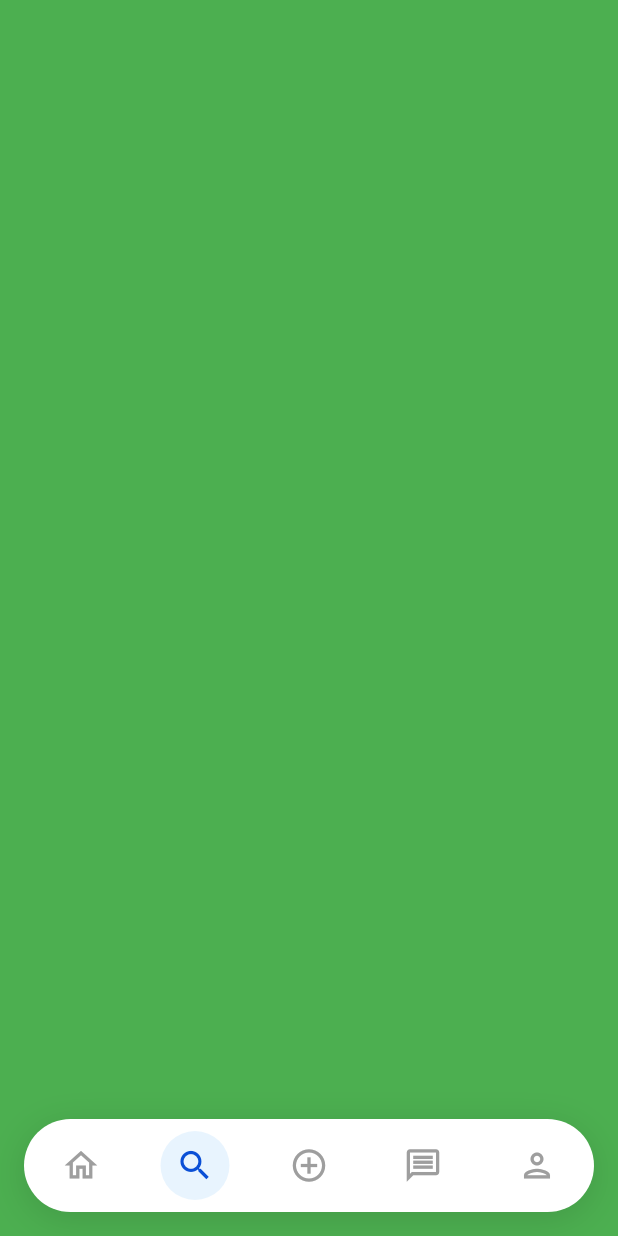
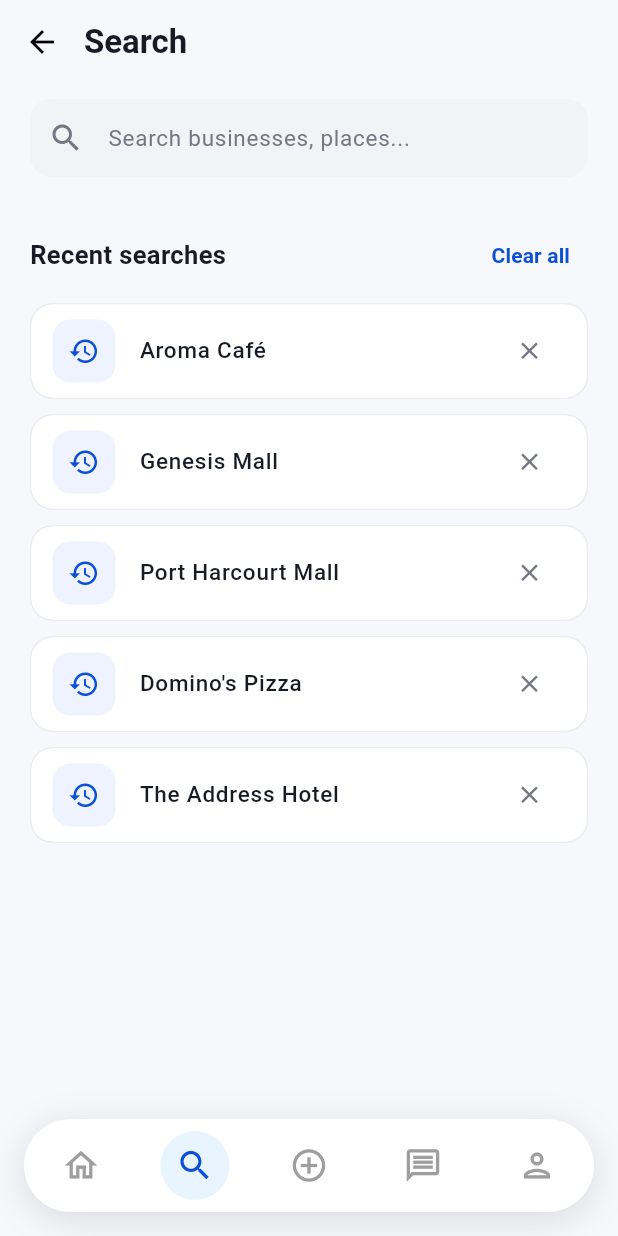
Before and after one commit to Barry3232/locafy, a Flutter app: the NavBarScreen screen opened directly, item 2 of the bottom bar chosen, on a phone screen of 412 x 824 dp. Run offline on Flutter 3.47's test engine with Material 3 defaults, Android fonts, the phone set to English and light mode, and no system bars; our stand-ins replace cloud_firestore, dio, dotted_border, firebase_auth, firebase_core, flutter_map and 7 more; accounts and stored records are empty.

Commit message:
Created the search screen.

```diff
--- a/lib/features/screens/nav_bar.dart
+++ b/lib/features/screens/nav_bar.dart
@@ -3,6 +3,7 @@
 import 'package:locafy/features/screens/message.dart';
 import 'package:locafy/features/screens/profile.dart';
 import 'package:locafy/features/screens/publish.dart';
+import 'package:locafy/features/screens/search_screen.dart';
 
 class NavBarScreen extends StatefulWidget {
   const NavBarScreen({super.key});
@@ -21,7 +22,7 @@
     super.initState();
     _screens = [
       HomeScreen(),
-      Container(color: Colors.green),
+      SearchScreen(),
       PublishScreen(),
       MessagesScreen(),
       ProfileScreen(),
--- /dev/null
+++ b/lib/features/screens/search_screen.dart
@@ -0,0 +1,302 @@
+import 'package:flutter/material.dart';
+
+class SearchScreen extends StatefulWidget {
+  const SearchScreen({super.key});
+
+  @override
+  State<SearchScreen> createState() => _SearchScreenState();
+}
+
+class _SearchScreenState extends State<SearchScreen> {
+  final TextEditingController _searchController = TextEditingController();
+
+  final List<String> _recentSearches = [
+    "Aroma Café",
+    "Genesis Mall",
+    "Port Harcourt Mall",
+    "Domino's Pizza",
+    "The Address Hotel",
+  ];
+
+  @override
+  void dispose() {
+    _searchController.dispose();
+    super.dispose();
+  }
+
+  void _removeSearch(String search) {
+    setState(() {
+      _recentSearches.remove(search);
+    });
+  }
+
+  void _clearAllSearches() {
+    setState(() {
+      _recentSearches.clear();
+    });
+  }
+
+  @override
+  Widget build(BuildContext context) {
+    return Scaffold(
+      backgroundColor: const Color(0xffF7F8FC),
+
+      appBar: AppBar(
+        backgroundColor: const Color(0xffF7F8FC),
+        elevation: 0,
+        automaticallyImplyLeading: false,
+
+        titleSpacing: 0,
+
+        leading: IconButton(
+          onPressed: () {
+            Navigator.pop(context);
+          },
+          icon: const Icon(Icons.arrow_back, color: Colors.black),
+        ),
+
+        title: const Text(
+          "Search",
+          style: TextStyle(
+            color: Color(0xff171B26),
+            fontSize: 22,
+            fontWeight: FontWeight.bold,
+          ),
+        ),
+      ),
+
+      body: Padding(
+        padding: const EdgeInsets.symmetric(horizontal: 20),
+
+        child: Column(
+          crossAxisAlignment: CrossAxisAlignment.start,
+
+          children: [
+            const SizedBox(height: 10),
+
+            // Search field
+            TextField(
+              controller: _searchController,
+
+              onSubmitted: (value) {
+                if (value.trim().isEmpty) return;
+
+                setState(() {
+                  _recentSearches.remove(value.trim());
+                  _recentSearches.insert(0, value.trim());
+                });
+              },
+
+              decoration: InputDecoration(
+                hintText: "Search businesses, places...",
+
+                hintStyle: const TextStyle(
+                  color: Color(0xff737784),
+                  fontSize: 15,
+                ),
+
+                prefixIcon: const Icon(Icons.search, color: Color(0xff737784)),
+
+                suffixIcon: _searchController.text.isNotEmpty
+                    ? IconButton(
+                        onPressed: () {
+                          _searchController.clear();
+                          setState(() {});
+                        },
+                        icon: const Icon(Icons.close, color: Color(0xff737784)),
+                      )
+                    : null,
+
+                filled: true,
+
+                fillColor: const Color(0xffF1F3F7),
+
+                contentPadding: const EdgeInsets.symmetric(
+                  vertical: 14,
+                  horizontal: 15,
+                ),
+
+                border: OutlineInputBorder(
+                  borderRadius: BorderRadius.circular(14),
+                  borderSide: BorderSide.none,
+                ),
+
+                enabledBorder: OutlineInputBorder(
+                  borderRadius: BorderRadius.circular(14),
+                  borderSide: BorderSide.none,
+                ),
+
+                focusedBorder: OutlineInputBorder(
+                  borderRadius: BorderRadius.circular(14),
+                  borderSide: const BorderSide(
+                    color: Color(0xff0A4FD6),
+                    width: 1.2,
+                  ),
+                ),
+              ),
+            ),
+
+            const SizedBox(height: 28),
+
+            // Recent searches heading
+            if (_recentSearches.isNotEmpty)
+              Row(
+                mainAxisAlignment: MainAxisAlignment.spaceBetween,
+
+                children: [
+                  const Text(
+                    "Recent searches",
+                    style: TextStyle(
+                      fontSize: 17,
+                      fontWeight: FontWeight.bold,
+                      color: Color(0xff171B26),
+                    ),
+                  ),
+
+                  TextButton(
+                    onPressed: _clearAllSearches,
+                    child: const Text(
+                      "Clear all",
+                      style: TextStyle(
+                        color: Color(0xff0A4FD6),
+                        fontWeight: FontWeight.w600,
+                      ),
+                    ),
+                  ),
+                ],
+              ),
+
+            const SizedBox(height: 8),
+
+            // Recent searches
+            Expanded(
+              child: _recentSearches.isEmpty
+                  ? _buildEmptyState()
+                  : ListView.separated(
+                      itemCount: _recentSearches.length,
+
+                      separatorBuilder: (context, index) =>
+                          const SizedBox(height: 10),
+
+                      itemBuilder: (context, index) {
+                        final search = _recentSearches[index];
+
+                        return Container(
+                          decoration: BoxDecoration(
+                            color: Colors.white,
+                            borderRadius: BorderRadius.circular(15),
+
+                            border: Border.all(color: const Color(0xffEAECEF)),
+                          ),
+
+                          child: Material(
+                            color: Colors.white,
+                            borderRadius: BorderRadius.circular(15),
+                            child: ListTile(
+                              contentPadding: const EdgeInsets.symmetric(
+                                horizontal: 14,
+                                vertical: 3,
+                              ),
+
+                              leading: Container(
+                                width: 42,
+                                height: 42,
+
+                                decoration: BoxDecoration(
+                                  color: const Color(0xffEEF3FF),
+                                  borderRadius: BorderRadius.circular(12),
+                                ),
+
+                                child: const Icon(
+                                  Icons.history,
+                                  color: Color(0xff0A4FD6),
+                                  size: 21,
+                                ),
+                              ),
+
+                              title: Text(
+                                search,
+                                style: const TextStyle(
+                                  fontSize: 15,
+                                  fontWeight: FontWeight.w500,
+                                  color: Color(0xff171B26),
+                                ),
+                              ),
+
+                              trailing: IconButton(
+                                onPressed: () {
+                                  _removeSearch(search);
+                                },
+
+                                icon: const Icon(
+                                  Icons.close,
+                                  size: 19,
+                                  color: Color(0xff737784),
+                                ),
+                              ),
+
+                              onTap: () {
+                                _searchController.text = search;
+                              },
+                            ),
+                          ),
+                        );
+                      },
+                    ),
+            ),
+          ],
+        ),
+      ),
+    );
+  }
+
+  Widget _buildEmptyState() {
+    return Center(
+      child: Padding(
+        padding: const EdgeInsets.only(bottom: 100),
+
+        child: Column(
+          mainAxisSize: MainAxisSize.min,
+
+          children: [
+            Container(
+              width: 70,
+              height: 70,
+
+              decoration: BoxDecoration(
+                color: const Color(0xffEEF3FF),
+                borderRadius: BorderRadius.circular(20),
+              ),
+              child: const Icon(
+                Icons.search,
+                size: 34,
+                color: Color(0xff0A4FD6),
+              ),
+            ),
+
+            // Image(image: AssetImage('assets/images/search1.png'), height: 200),
+
+            // Image.asset('assets/images/search2.png', width: 70, height: 70),
+            // const SizedBox(height: 18),
+            const Text(
+              "Start searching",
+              style: TextStyle(
+                fontSize: 18,
+                fontWeight: FontWeight.bold,
+                color: Color(0xff171B26),
+              ),
+            ),
+
+            const SizedBox(height: 7),
+
+            const Text(
+              "Find businesses and places near you.",
+              textAlign: TextAlign.center,
+              style: TextStyle(fontSize: 14, color: Color(0xff737784)),
+            ),
+          ],
+        ),
+      ),
+    );
+  }
+}
```
